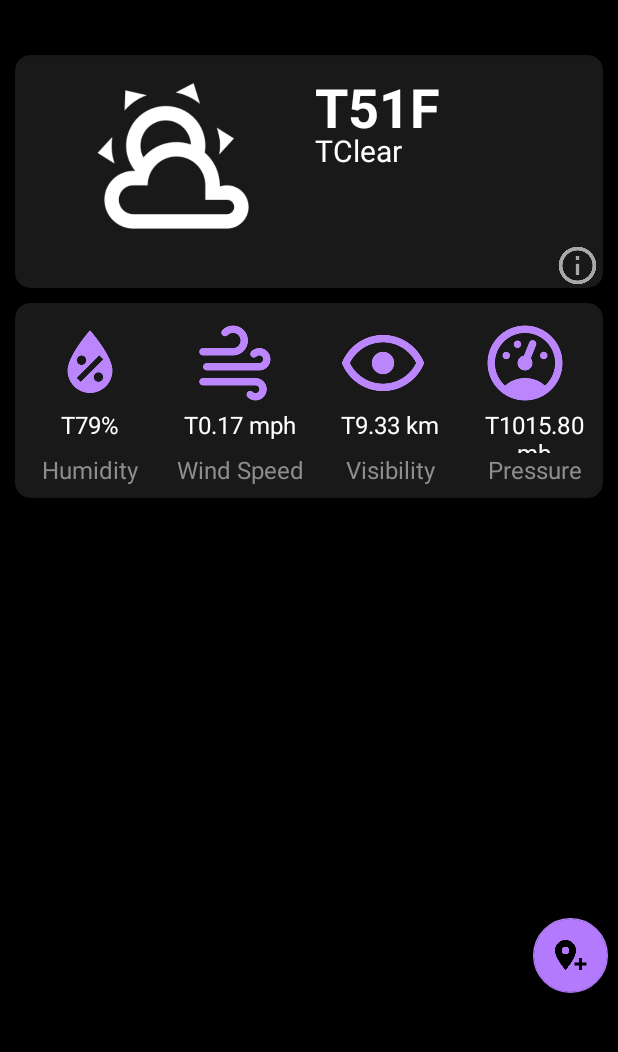
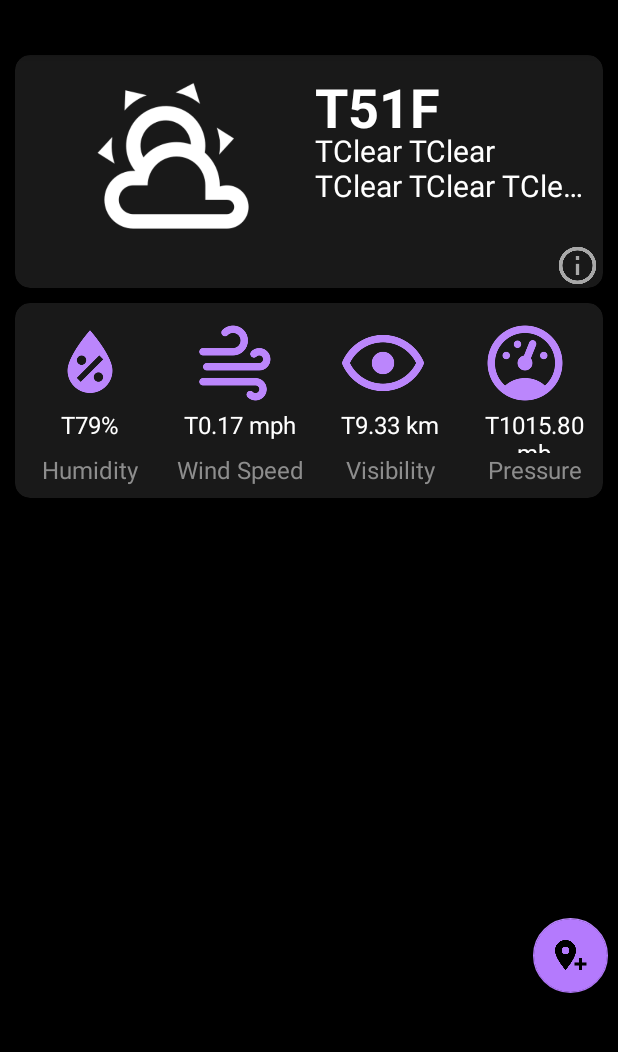
Before and after one commit to ethanyc216/CSCI571_Web_Technologies, an Android app: the fragment FavoriteCity shown on its own in the app's theme, on a phone screen of 412 x 824 dp, the part 95-1147 px from its top. Run offline under Robolectric (Android 15) with nearby library versions, the phone set to English and light mode, and no system bars; our stand-ins replace Volley; network calls fail; 1 statement that could not run was skipped.

Commit message:
upload hw9

```diff
--- a/HW9/WeatherApp/app/src/main/java/com/ethanchen/weatherapp/PicassoClient.java
+++ b/HW9/WeatherApp/app/src/main/java/com/ethanchen/weatherapp/PicassoClient.java
@@ -8,6 +8,7 @@ import com.squareup.picasso.Picasso;
 public class PicassoClient {
 
     public  static void downloadImage(Context c, String url, ImageView img) {
-        Picasso.with(c).load(url).fit().centerInside().into(img);
+        //Picasso.with(c).load(url).fit().centerInside().into(img);
+        Picasso.with(c).load(url).fit().centerCrop().into(img);
     }
 }
--- a/HW9/WeatherApp/app/src/main/res/layout/activity_search_results.xml
+++ b/HW9/WeatherApp/app/src/main/res/layout/activity_search_results.xml
@@ -69,10 +69,12 @@
                 <TextView
                     android:id="@+id/search_first_card_summary"
                     android:layout_width="180dp"
-                    android:layout_height="40dp"
+                    android:layout_height="wrap_content"
                     android:layout_marginLeft="200dp"
                     android:layout_marginTop="40dp"
-                    android:text="TClear"
+                    android:text="TClear TClear TClear TClear TClear TClear TClear TClear TClear TClear "
+                    android:maxLines="2"
+                    android:ellipsize="end"
                     android:textColor="#FFFFFF"
                     android:textSize="20dp" />
 
--- a/HW9/WeatherApp/app/src/main/res/layout/current_city.xml
+++ b/HW9/WeatherApp/app/src/main/res/layout/current_city.xml
@@ -55,10 +55,12 @@
                 <TextView
                     android:id="@+id/first_card_summary"
                     android:layout_width="180dp"
-                    android:layout_height="40dp"
+                    android:layout_height="wrap_content"
                     android:layout_marginLeft="200dp"
                     android:layout_marginTop="40dp"
-                    android:text="TClear"
+                    android:text="TClear TClear TClear TClear TClear TClear TClear TClear TClear TClear "
+                    android:maxLines="2"
+                    android:ellipsize="end"
                     android:textColor="#FFFFFF"
                     android:textSize="20dp" />
 
--- a/HW9/WeatherApp/app/src/main/res/layout/favorite_city.xml
+++ b/HW9/WeatherApp/app/src/main/res/layout/favorite_city.xml
@@ -55,10 +55,12 @@
                 <TextView
                     android:id="@+id/search_first_card_summary"
                     android:layout_width="180dp"
-                    android:layout_height="40dp"
+                    android:layout_height="wrap_content"
                     android:layout_marginLeft="200dp"
                     android:layout_marginTop="40dp"
-                    android:text="TClear"
+                    android:text="TClear TClear TClear TClear TClear TClear TClear TClear TClear TClear "
+                    android:maxLines="2"
+                    android:ellipsize="end"
                     android:textColor="#FFFFFF"
                     android:textSize="20dp" />
 
--- a/HW9/WeatherApp/app/src/main/res/layout/fragment_photo.xml
+++ b/HW9/WeatherApp/app/src/main/res/layout/fragment_photo.xml
@@ -11,6 +11,8 @@
          android:id="@+id/photo_recycler_view"
          android:layout_width="match_parent"
          android:layout_height="match_parent"
+         android:layout_gravity="center"
+         android:stretchMode="columnWidth"
          android:padding="10dp"
          android:scrollbars="none">
      </android.support.v7.widget.RecyclerView>
```
